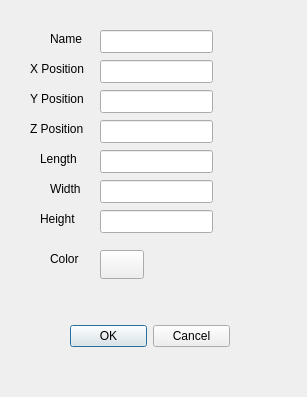
First picture: the form in Experimental/VaporIntrusionGUI/VaporIntrusionDelegate/SourcePropertiesDialog.ui, repository perryiv/cadkit, before the edit.
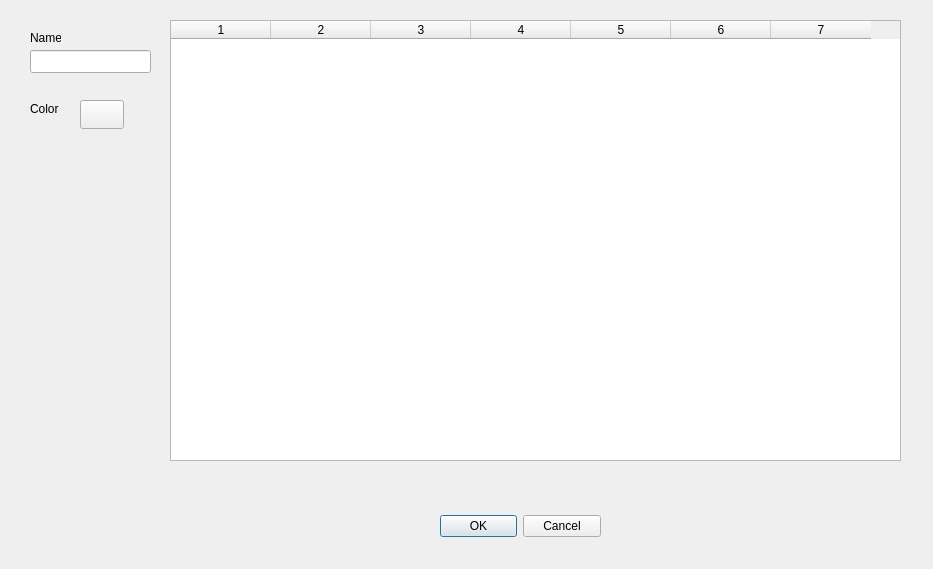
Second picture: the form after the edit. Custom widgets are drawn as their Qt base class.

Commit message: - adding single source properties dialog

Diff of the .ui file:
```diff
--- a/Experimental/VaporIntrusionGUI/VaporIntrusionDelegate/SourcePropertiesDialog.ui
+++ b/Experimental/VaporIntrusionGUI/VaporIntrusionDelegate/SourcePropertiesDialog.ui
@@ -1,218 +1,103 @@
 <ui version="4.0" >
  <class>SourcePropertiesDialog</class>
- <widget class="QDialog" name="SourcePropertiesDialog" >
-  <property name="geometry" >
+ <widget class="QDialog" name="SourcePropertiesDialog">
+  <property name="geometry">
    <rect>
     <x>0</x>
     <y>0</y>
-    <width>307</width>
-    <height>397</height>
+    <width>933</width>
+    <height>569</height>
    </rect>
   </property>
   <property name="windowTitle" >
    <string>Source Proterties</string>
   </property>
-  <widget class="QDialogButtonBox" name="buttonBox" >
-   <property name="geometry" >
+  <widget class="QDialogButtonBox" name="buttonBox">
+   <property name="geometry">
     <rect>
-     <x>70</x>
-     <y>320</y>
-     <width>160</width>
+     <x>440</x>
+     <y>510</y>
+     <width>161</width>
      <height>32</height>
     </rect>
    </property>
    <property name="orientation" >
     <enum>Qt::Horizontal</enum>
    </property>
-   <property name="standardButtons" >
-    <set>QDialogButtonBox::Cancel|QDialogButtonBox::NoButton|QDialogButtonBox::Ok</set>
+   <property name="standardButtons">
+    <set>QDialogButtonBox::Cancel|QDialogButtonBox::Ok</set>
    </property>
   </widget>
-  <widget class="QLineEdit" name="_width" >
-   <property name="geometry" >
+  <widget class="QTableWidget" name="_chemicalTable">
+   <property name="geometry">
     <rect>
-     <x>100</x>
-     <y>180</y>
-     <width>113</width>
-     <height>23</height>
+     <x>170</x>
+     <y>20</y>
+     <width>731</width>
+     <height>441</height>
     </rect>
    </property>
-  </widget>
-  <widget class="QLineEdit" name="_height" >
-   <property name="geometry" >
-    <rect>
-     <x>100</x>
-     <y>210</y>
-     <width>113</width>
-     <height>23</height>
-    </rect>
+   <property name="rowCount">
+    <number>0</number>
    </property>
-  </widget>
-  <widget class="QLineEdit" name="_xpos" >
-   <property name="geometry" >
-    <rect>
-     <x>100</x>
-     <y>60</y>
-     <width>113</width>
-     <height>23</height>
-    </rect>
+   <property name="columnCount">
+    <number>7</number>
    </property>
+   <column/>
+   <column/>
+   <column/>
+   <column/>
+   <column/>
+   <column/>
+   <column/>
   </widget>
-  <widget class="QLabel" name="label_4" >
-   <property name="geometry" >
+  <widget class="QtTools::ColorButton" name="color">
+   <property name="geometry">
     <rect>
-     <x>30</x>
-     <y>120</y>
-     <width>55</width>
-     <height>18</height>
-    </rect>
-   </property>
-   <property name="text" >
-    <string>Z Position</string>
-   </property>
-  </widget>
-  <widget class="QLineEdit" name="_zpos" >
-   <property name="geometry" >
-    <rect>
-     <x>100</x>
-     <y>120</y>
-     <width>113</width>
-     <height>23</height>
-    </rect>
-   </property>
-  </widget>
-  <widget class="QLineEdit" name="_length" >
-   <property name="geometry" >
-    <rect>
-     <x>100</x>
-     <y>150</y>
-     <width>113</width>
-     <height>23</height>
-    </rect>
-   </property>
-  </widget>
-  <widget class="QLabel" name="label_8" >
-   <property name="geometry" >
-    <rect>
-     <x>50</x>
-     <y>30</y>
-     <width>33</width>
-     <height>18</height>
-    </rect>
-   </property>
-   <property name="text" >
-    <string>Name</string>
-   </property>
-  </widget>
-  <widget class="QLabel" name="label_15" >
-   <property name="geometry" >
-    <rect>
-     <x>50</x>
-     <y>250</y>
-     <width>31</width>
-     <height>18</height>
-    </rect>
-   </property>
-   <property name="text" >
-    <string>Color</string>
-   </property>
-  </widget>
-  <widget class="QLineEdit" name="_ypos" >
-   <property name="geometry" >
-    <rect>
-     <x>100</x>
-     <y>90</y>
-     <width>113</width>
-     <height>23</height>
-    </rect>
-   </property>
-  </widget>
-  <widget class="QLabel" name="label_6" >
-   <property name="geometry" >
-    <rect>
-     <x>50</x>
-     <y>180</y>
-     <width>33</width>
-     <height>18</height>
-    </rect>
-   </property>
-   <property name="text" >
-    <string>Width</string>
-   </property>
-  </widget>
-  <widget class="QLabel" name="label" >
-   <property name="geometry" >
-    <rect>
-     <x>30</x>
-     <y>60</y>
-     <width>56</width>
-     <height>18</height>
-    </rect>
-   </property>
-   <property name="text" >
-    <string>X Position</string>
-   </property>
-  </widget>
-  <widget class="QLabel" name="label_7" >
-   <property name="geometry" >
-    <rect>
-     <x>40</x>
-     <y>210</y>
-     <width>36</width>
-     <height>18</height>
-    </rect>
-   </property>
-   <property name="text" >
-    <string>Height</string>
-   </property>
-  </widget>
-  <widget class="QLineEdit" name="_name" >
-   <property name="geometry" >
-    <rect>
-     <x>100</x>
-     <y>30</y>
-     <width>113</width>
-     <height>23</height>
-    </rect>
-   </property>
-  </widget>
-  <widget class="QtTools::ColorButton" name="_color" >
-   <property name="geometry" >
-    <rect>
-     <x>100</x>
-     <y>250</y>
+     <x>80</x>
+     <y>100</y>
      <width>44</width>
      <height>29</height>
     </rect>
    </property>
-   <property name="text" >
+   <property name="text">
     <string/>
    </property>
   </widget>
-  <widget class="QLabel" name="label_5" >
-   <property name="geometry" >
+  <widget class="QLineEdit" name="sourceName">
+   <property name="geometry">
     <rect>
-     <x>40</x>
-     <y>150</y>
-     <width>38</width>
+     <x>30</x>
+     <y>50</y>
+     <width>121</width>
+     <height>23</height>
+    </rect>
+   </property>
+  </widget>
+  <widget class="QLabel" name="label_15">
+   <property name="geometry">
+    <rect>
+     <x>30</x>
+     <y>100</y>
+     <width>31</width>
      <height>18</height>
     </rect>
    </property>
-   <property name="text" >
-    <string>Length</string>
+   <property name="text">
+    <string>Color</string>
    </property>
   </widget>
-  <widget class="QLabel" name="label_3" >
-   <property name="geometry" >
+  <widget class="QLabel" name="label">
+   <property name="geometry">
     <rect>
      <x>30</x>
-     <y>90</y>
-     <width>55</width>
-     <height>18</height>
+     <y>30</y>
+     <width>31</width>
+     <height>16</height>
     </rect>
    </property>
-   <property name="text" >
-    <string>Y Position</string>
+   <property name="text">
+    <string>Name</string>
    </property>
   </widget>
  </widget>
```
Left out of the diff: 17 changed lines with no effect on the pictures. The commit also changes 5 other files.
